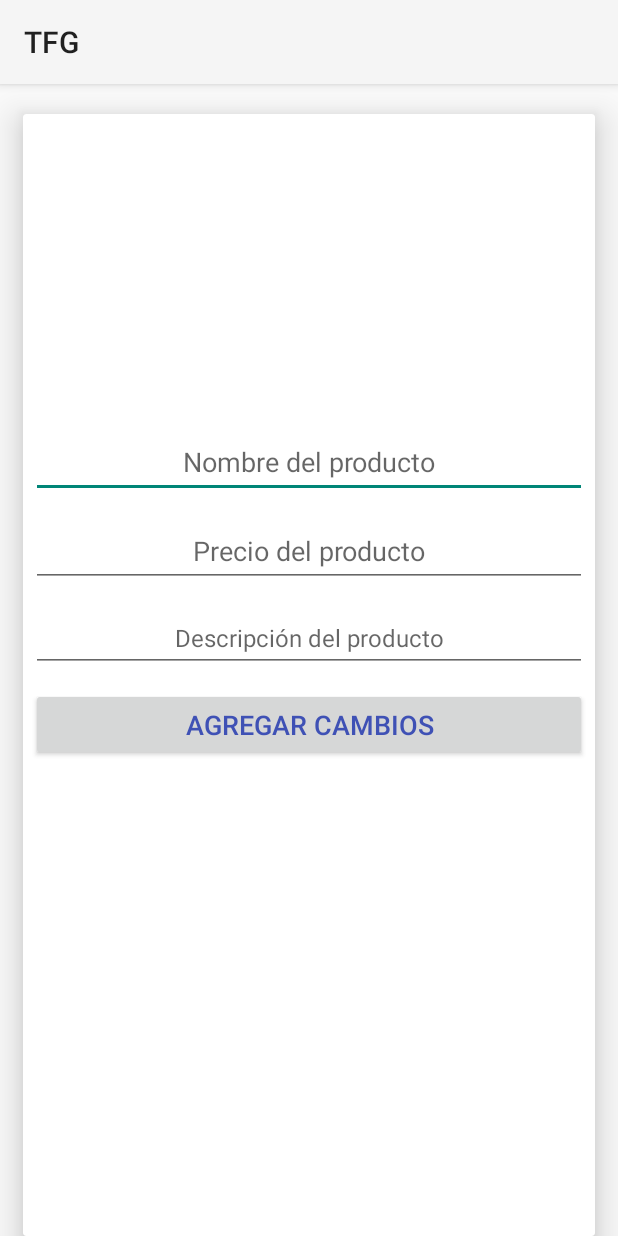
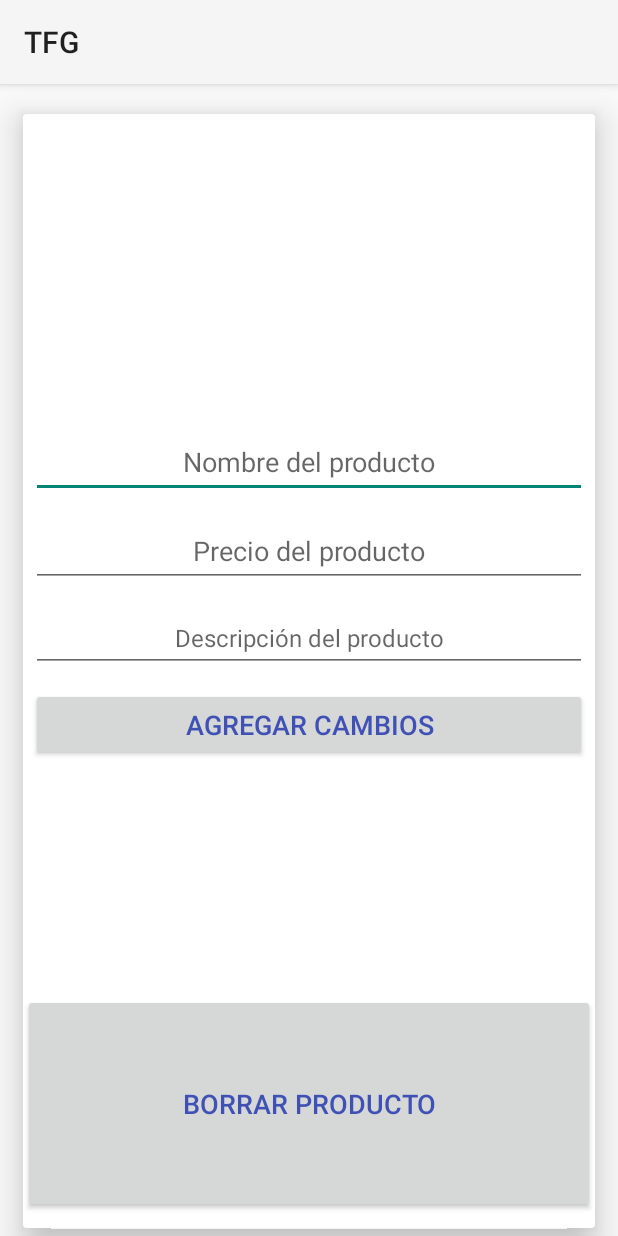
Before and after one commit to TFG-AVD/TFG-Git, an Android app: the AdminMaintainProductsActivity screen opened directly, with no data from a screen before it, on a phone screen of 412 x 824 dp. Run offline under Robolectric (Android 15) with nearby library versions, the phone set to English and light mode, and no system bars.

Commit message:
Commit de esos

```diff
--- a/app/src/main/java/com/example/tfg/AdminMaintainProductsActivity.java
+++ b/app/src/main/java/com/example/tfg/AdminMaintainProductsActivity.java
@@ -1,15 +1,22 @@
 package com.example.tfg;
 
+import androidx.annotation.NonNull;
 import androidx.appcompat.app.AppCompatActivity;
 
+import android.content.Intent;
 import android.os.Bundle;
+import android.view.View;
 import android.widget.Button;
 import android.widget.EditText;
 import android.widget.ImageView;
+import android.widget.Toast;
+
+import com.example.tfg.admin.AdminCategoryActivity;
+import com.google.android.gms.tasks.OnCompleteListener;
 
 public class AdminMaintainProductsActivity extends AppCompatActivity {
 
-    private Button applyChangesBtn;
+    private Button applyChangesBtn, deleteBtn;
     private EditText name, price, description;
     private ImageView imageView;
 
@@ -23,5 +30,32 @@ public class AdminMaintainProductsActivity extends AppCompatActivity {
         price = findViewById(R.id.product_price_maintain);
         description = findViewById(R.id.product_description_maintain);
         imageView = findViewById(R.id.product_image_maintain);
+        deleteBtn = findViewById(R.id.delete_product_btn);
+
+        applyChangesBtn.setOnClickListener(new View.OnClickListener(){
+            @Override
+            public void onClick(View view){
+                applyChanges();
+            }
+        });
+
+        deleteBtn.setOnClickListener(new View.OnClickListener() {
+            @Override
+            public void onClick(View v) {
+                deleteThisProduct();
+            }
+        });
+    }
+
+    private void deleteThisProduct() {
+        productsRef.removeValue().addOnCompleteListener(new OnCompleteListener<Void>(){
+            @Override
+            public void onComplete(@NonNull Task<Void> task){
+                Intent intent = new Intent(AdminMaintainProductsActivity.this, AdminCategoryActivity.class);
+                startActivity(intent);
+                finish();
+                Toast.makeText(AdminMaintainProductsActivity.this, "Producto borrado con éxito", Toast.LENGTH_SHORT).show();
+            }
+        });
     }
 }
--- /dev/null
+++ b/app/src/main/java/com/example/tfg/activities/ResetPassword.java
@@ -0,0 +1,4 @@
+package com.example.tfg.activities;
+
+public class ResetPassword {
+}
--- a/app/src/main/res/layout/activity_admin_maintain_products.xml
+++ b/app/src/main/res/layout/activity_admin_maintain_products.xml
@@ -8,6 +8,7 @@
     android:layout_marginTop="20dp"
     android:layout_marginStart="15dp"
     android:layout_marginEnd="15dp"
+    android:layout_marginBottom="5dp"
     app:cardElevation="15dp"
     tools:context=".AdminMaintainProductsActivity">
 
@@ -73,6 +74,19 @@
             android:layout_margin="5dp"
             android:textColor="@color/purple_200"/>
 
+        <Button
+            android:id="@+id/delete_product_btn"
+            android:layout_width="match_parent"
+            android:layout_height="wrap_content"
+            android:layout_below="@id/apply_changes_btn"
+            android:text="Borrar producto"
+            android:layout_marginTop="150dp"
+            android:layout_marginBottom="10dp"
+            android:textAlignment="center"
+            android:textSize="18dp"
+            android:padding="12dp"
+            android:layout_alignParentBottom="true"
+            android:textColor="@color/purple_200"/>
     </RelativeLayout>
 
 </androidx.cardview.widget.CardView>
```
